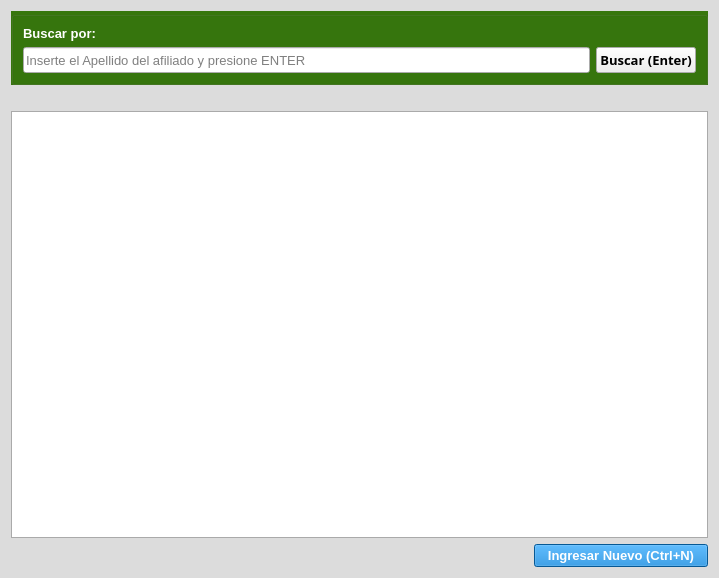
Old version of the form gui/listas/listaAfiliados.ui in the repository shae-ra/sindicato.
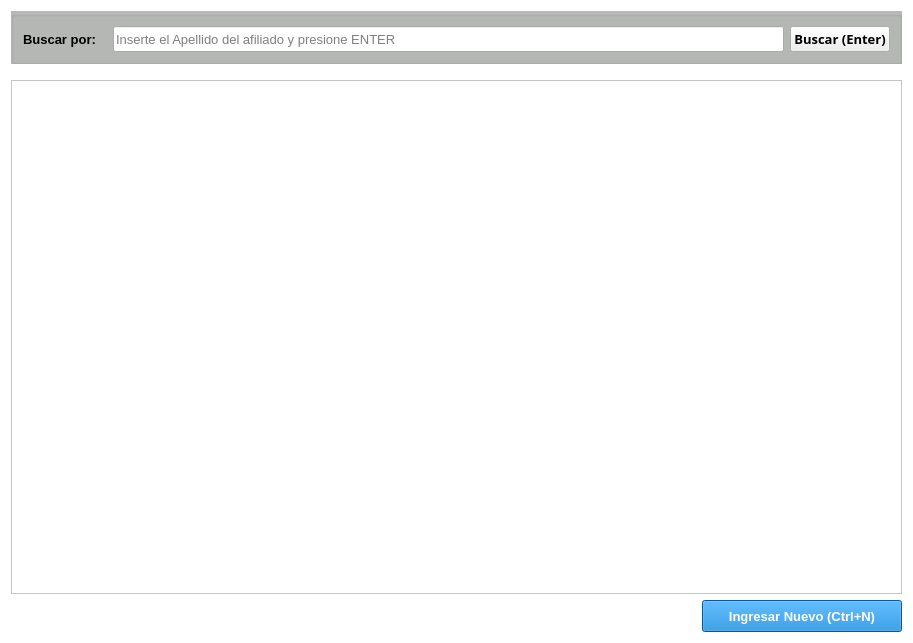
New version of the form. Icons and pictures are not drawn.

Diff of the .ui file:
```diff
--- a/gui/listas/listaAfiliados.ui
+++ b/gui/listas/listaAfiliados.ui
@@ -6,8 +6,8 @@
    <rect>
     <x>0</x>
     <y>0</y>
-    <width>719</width>
-    <height>578</height>
+    <width>913</width>
+    <height>643</height>
    </rect>
   </property>
   <property name="palette">
@@ -25,9 +25,9 @@
      <colorrole role="Button">
       <brush brushstyle="SolidPattern">
        <color alpha="255">
-        <red>220</red>
-        <green>220</green>
-        <blue>220</blue>
+        <red>255</red>
+        <green>255</green>
+        <blue>255</blue>
        </color>
       </brush>
      </colorrole>
@@ -43,27 +43,27 @@
      <colorrole role="Midlight">
       <brush brushstyle="SolidPattern">
        <color alpha="255">
-        <red>237</red>
-        <green>237</green>
-        <blue>237</blue>
+        <red>255</red>
+        <green>255</green>
+        <blue>255</blue>
        </color>
       </brush>
      </colorrole>
      <colorrole role="Dark">
       <brush brushstyle="SolidPattern">
        <color alpha="255">
-        <red>110</red>
-        <green>110</green>
-        <blue>110</blue>
+        <red>127</red>
+        <green>127</green>
+        <blue>127</blue>
        </color>
       </brush>
      </colorrole>
      <colorrole role="Mid">
       <brush brushstyle="SolidPattern">
        <color alpha="255">
-        <red>147</red>
-        <green>147</green>
-        <blue>147</blue>
+        <red>170</red>
+        <green>170</green>
+        <blue>170</blue>
        </color>
       </brush>
      </colorrole>
@@ -106,9 +106,9 @@
      <colorrole role="Window">
       <brush brushstyle="SolidPattern">
        <color alpha="255">
-        <red>220</red>
-        <green>220</green>
-        <blue>220</blue>
+        <red>255</red>
+        <green>255</green>
+        <blue>255</blue>
        </color>
       </brush>
      </colorrole>
@@ -124,9 +124,9 @@
      <colorrole role="AlternateBase">
       <brush brushstyle="SolidPattern">
        <color alpha="255">
-        <red>237</red>
-        <green>237</green>
-        <blue>237</blue>
+        <red>255</red>
+        <green>255</green>
+        <blue>255</blue>
        </color>
       </brush>
      </colorrole>
@@ -162,9 +162,9 @@
      <colorrole role="Button">
       <brush brushstyle="SolidPattern">
        <color alpha="255">
-        <red>220</red>
-        <green>220</green>
-        <blue>220</blue>
+        <red>255</red>
+        <green>255</green>
+        <blue>255</blue>
        </color>
       </brush>
      </colorrole>
@@ -180,27 +180,27 @@
      <colorrole role="Midlight">
       <brush brushstyle="SolidPattern">
        <color alpha="255">
-        <red>237</red>
-        <green>237</green>
-        <blue>237</blue>
+        <red>255</red>
+        <green>255</green>
+        <blue>255</blue>
        </color>
       </brush>
      </colorrole>
      <colorrole role="Dark">
       <brush brushstyle="SolidPattern">
        <color alpha="255">
-        <red>110</red>
-        <green>110</green>
-        <blue>110</blue>
+        <red>127</red>
+        <green>127</green>
+        <blue>127</blue>
        </color>
       </brush>
      </colorrole>
      <colorrole role="Mid">
       <brush brushstyle="SolidPattern">
        <color alpha="255">
-        <red>147</red>
-        <green>147</green>
-        <blue>147</blue>
+        <red>170</red>
+        <green>170</green>
+        <blue>170</blue>
        </color>
       </brush>
      </colorrole>
@@ -243,9 +243,9 @@
      <colorrole role="Window">
       <brush brushstyle="SolidPattern">
        <color alpha="255">
-        <red>220</red>
-        <green>220</green>
-        <blue>220</blue>
+        <red>255</red>
+        <green>255</green>
+        <blue>255</blue>
        </color>
       </brush>
      </colorrole>
@@ -261,9 +261,9 @@
      <colorrole role="AlternateBase">
       <brush brushstyle="SolidPattern">
        <color alpha="255">
-        <red>237</red>
-        <green>237</green>
-        <blue>237</blue>
+        <red>255</red>
+        <green>255</green>
+        <blue>255</blue>
        </color>
       </brush>
      </colorrole>
@@ -290,18 +290,18 @@
      <colorrole role="WindowText">
       <brush brushstyle="SolidPattern">
        <color alpha="255">
-        <red>110</red>
-        <green>110</green>
-        <blue>110</blue>
+        <red>127</red>
+        <green>127</green>
+        <blue>127</blue>
        </color>
       </brush>
      </colorrole>
      <colorrole role="Button">
       <brush brushstyle="SolidPattern">
        <color alpha="255">
-        <red>220</red>
-        <green>220</green>
-        <blue>220</blue>
+        <red>255</red>
+        <green>255</green>
+        <blue>255</blue>
        </color>
       </brush>
      </colorrole>
@@ -317,36 +317,36 @@
      <colorrole role="Midlight">
       <brush brushstyle="SolidPattern">
        <color alpha="255">
-        <red>237</red>
-        <green>237</green>
-        <blue>237</blue>
+        <red>255</red>
+        <green>255</green>
+        <blue>255</blue>
        </color>
       </brush>
      </colorrole>
      <colorrole role="Dark">
       <brush brushstyle="SolidPattern">
        <color alpha="255">
-        <red>110</red>
-        <green>110</green>
-        <blue>110</blue>
+        <red>127</red>
+        <green>127</green>
+        <blue>127</blue>
        </color>
       </brush>
      </colorrole>
      <colorrole role="Mid">
       <brush brushstyle="SolidPattern">
        <color alpha="255">
-        <red>147</red>
-        <green>147</green>
-        <blue>147</blue>
+        <red>170</red>
+        <green>170</green>
+        <blue>170</blue>
        </color>
       </brush>
      </colorrole>
      <colorrole role="Text">
       <brush brushstyle="SolidPattern">
        <color alpha="255">
-        <red>110</red>
-        <green>110</green>
-        <blue>110</blue>
+        <red>127</red>
+        <green>127</green>
+        <blue>127</blue>
        </color>
       </brush>
      </colorrole>
@@ -362,27 +362,27 @@
      <colorrole role="ButtonText">
       <brush brushstyle="SolidPattern">
        <color alpha="255">
-        <red>110</red>
-        <green>110</green>
-        <blue>110</blue>
+        <red>127</red>
+        <green>127</green>
+        <blue>127</blue>
        </color>
       </brush>
      </colorrole>
      <colorrole role="Base">
       <brush brushstyle="SolidPattern">
        <color alpha="255">
-        <red>220</red>
-        <green>220</green>
-        <blue>220</blue>
+        <red>255</red>
+        <green>255</green>
+        <blue>255</blue>
        </color>
       </brush>
      </colorrole>
      <colorrole role="Window">
       <brush brushstyle="SolidPattern">
        <color alpha="255">
-        <red>220</red>
-        <green>220</green>
-        <blue>220</blue>
+        <red>255</red>
+        <green>255</green>
+        <blue>255</blue>
        </color>
       </brush>
      </colorrole>
@@ -398,9 +398,9 @@
      <colorrole role="AlternateBase">
       <brush brushstyle="SolidPattern">
        <color alpha="255">
-        <red>220</red>
-        <green>220</green>
-        <blue>220</blue>
+        <red>255</red>
+        <green>255</green>
+        <blue>255</blue>
        </color>
       </brush>
      </colorrole>
@@ -430,7 +430,7 @@
   </property>
   <layout class="QGridLayout" name="gridLayout_4">
    <item row="0" column="0">
-    <layout class="QGridLayout" name="gridLayout_2" rowstretch="10,0,80,0">
+    <layout class="QGridLayout" name="gridLayout_2" rowstretch="0,0,80,5">
      <item row="0" column="0" colspan="2">
       <widget class="QGroupBox" name="groupBox_2">
        <property name="font">
@@ -442,15 +442,52 @@
        </property>
        <property name="styleSheet">
         <string notr="true">#groupBox_2{
-background-color:#37760D;
+background-color:#B7B9B7;
 color: #FFFFFF;
 }</string>
        </property>
        <property name="title">
         <string/>
        </property>
-       <layout class="QGridLayout" name="gridLayout_3" columnstretch="90,10">
-        <item row="1" column="0">
+       <property name="flat">
+        <bool>false</bool>
+       </property>
+       <layout class="QGridLayout" name="gridLayout_3" columnstretch="10,80,10">
+        <item row="1" column="2">
+         <widget class="QPushButton" name="btn_buscar">
+          <property name="sizePolicy">
+           <sizepolicy hsizetype="Expanding" vsizetype="Expanding">
+            <horstretch>0</horstretch>
+            <verstretch>0</verstretch>
+           </sizepolicy>
+          </property>
+          <property name="font">
+           <font>
+            <family>Ariall</family>
+            <pointsize>10</pointsize>
+            <weight>75</weight>
+            <bold>true</bold>
+           </font>
+          </property>
+          <property name="styleSheet">
+           <string notr="true"/>
+          </property>
+          <property name="text">
+           <string>Buscar (Enter)</string>
+          </property>
+          <property name="icon">
+           <iconset>
+            <normaloff>../iconos/search.ico</normaloff>../iconos/search.ico</iconset>
+          </property>
+          <property name="iconSize">
+           <size>
+            <width>20</width>
+            <height>20</height>
+           </size>
+          </property>
+         </widget>
+        </item>
+        <item row="1" column="1">
          <widget class="QLineEdit" name="ln_buscar">
           <property name="sizePolicy">
            <sizepolicy hsizetype="Expanding" vsizetype="Expanding">
@@ -480,41 +517,7 @@
           </property>
          </widget>
         </item>
-        <item row="1" column="1">
-         <widget class="QPushButton" name="btn_buscar">
-          <property name="sizePolicy">
-           <sizepolicy hsizetype="Expanding" vsizetype="Expanding">
-            <horstretch>0</horstretch>
-            <verstretch>0</verstretch>
-           </sizepolicy>
-          </property>
-          <property name="font">
-           <font>
-            <family>Ariall</family>
-            <pointsize>10</pointsize>
-            <weight>75</weight>
-            <bold>true</bold>
-           </font>
-          </property>
-          <property name="styleSheet">
-           <string notr="true"/>
-          </property>
-          <property name="text">
-           <string>Buscar (Enter)</string>
-          </property>
-          <property name="icon">
-           <iconset>
-            <normaloff>../iconos/search.ico</normaloff>../iconos/search.ico</iconset>
-          </property>
-          <property name="iconSize">
-           <size>
-            <width>16</width>
-            <height>16</height>
-           </size>
-          </property>
-         </widget>
-        </item>
-        <item row="0" column="0" colspan="2">
+        <item row="1" column="0">
          <widget class="QLabel" name="label_2">
           <property name="font">
            <font>
@@ -524,9 +527,7 @@
            </font>
           </property>
           <property name="styleSheet">
-           <string notr="true">#label_2{
-color: #FFFFFF;
-}</string>
+           <string notr="true"/>
           </property>
           <property name="text">
            <string>Buscar por:</string>
@@ -642,7 +643,7 @@
        <property name="sizeHint" stdset="0">
         <size>
          <width>40</width>
-         <height>20</height>
+         <height>10</height>
         </size>
        </property>
       </spacer>
```
